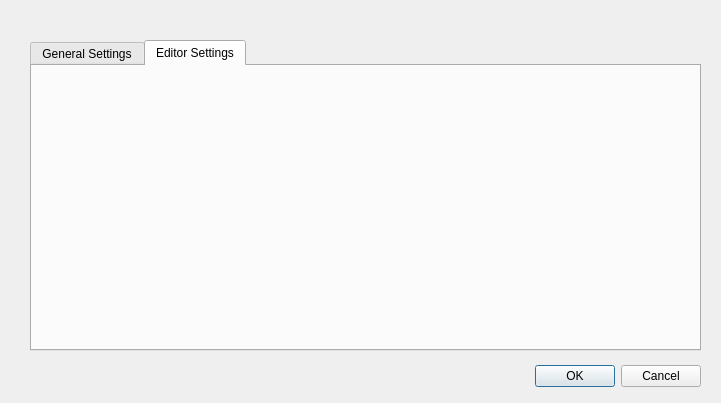
This is src/ui/preferenceswindow.ui in ChungZH/notepanda as Qt 5 draws it before an edit. The edited form follows.
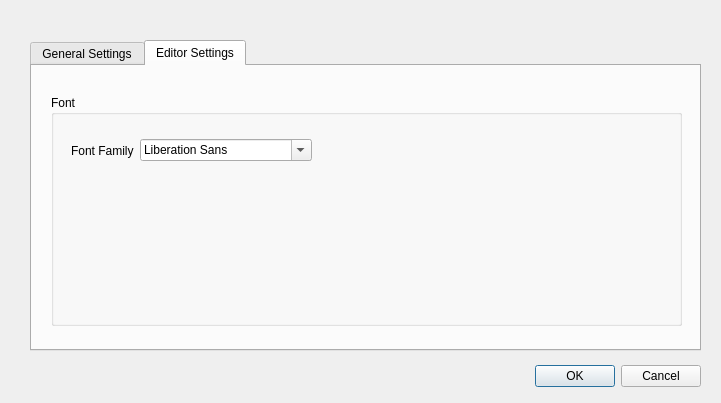
This is the edited form. The open tabs and pages were chosen to show the change.

Commit message: feat: custom fonts

Diff of the .ui file:
```diff
--- a/src/ui/preferenceswindow.ui
+++ b/src/ui/preferenceswindow.ui
@@ -91,6 +91,47 @@
     <attribute name="title">
      <string>Editor Settings</string>
     </attribute>
+    <widget class="QWidget" name="gridLayoutWidget_2">
+     <property name="geometry">
+      <rect>
+       <x>19</x>
+       <y>29</y>
+       <width>631</width>
+       <height>231</height>
+      </rect>
+     </property>
+     <layout class="QGridLayout" name="gridLayout_2">
+      <item row="0" column="0">
+       <widget class="QGroupBox" name="groupBox_2">
+        <property name="title">
+         <string>Font</string>
+        </property>
+        <widget class="QWidget" name="horizontalLayoutWidget_2">
+         <property name="geometry">
+          <rect>
+           <x>20</x>
+           <y>30</y>
+           <width>241</width>
+           <height>51</height>
+          </rect>
+         </property>
+         <layout class="QHBoxLayout" name="horizontalLayout_2">
+          <item>
+           <widget class="QLabel" name="label_2">
+            <property name="text">
+             <string>Font Family</string>
+            </property>
+           </widget>
+          </item>
+          <item>
+           <widget class="QFontComboBox" name="fontComboBox"/>
+          </item>
+         </layout>
+        </widget>
+       </widget>
+      </item>
+     </layout>
+    </widget>
    </widget>
   </widget>
  </widget>
```
Left out of the diff: 4 changed lines with no effect on the pictures. The commit also changes 10 other files.
